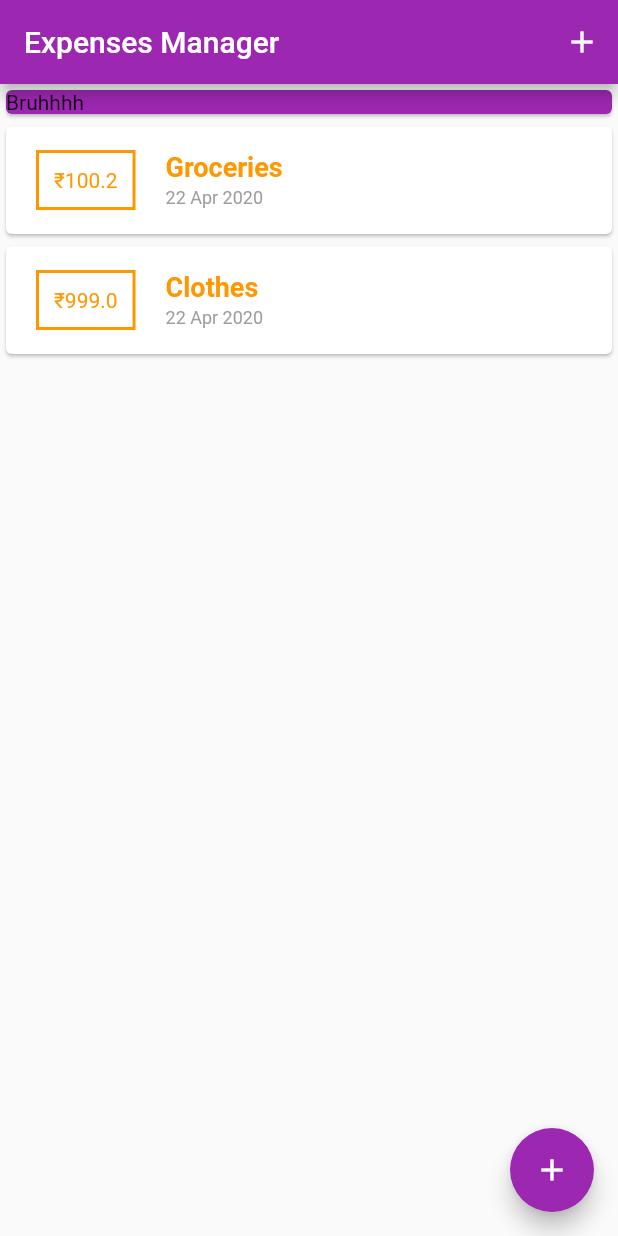
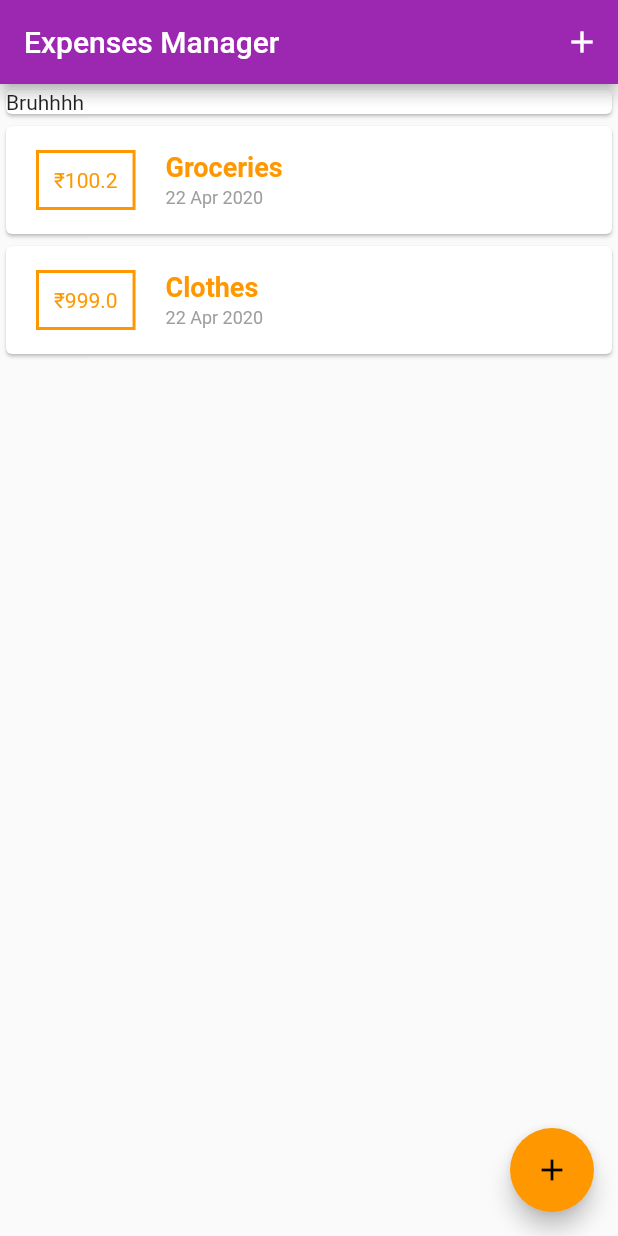
Before and after one commit to shubhamzanwar/learn-flutter, a Flutter app: the screen it shows after launch, on a phone screen of 412 x 824 dp. Run offline on Flutter 3.47's test engine with Material 2 defaults, Android fonts, the phone set to English and light mode, and no system bars.

Commit message:
using themes in the app

```diff
--- a/expensesmanager/lib/app.dart
+++ b/expensesmanager/lib/app.dart
@@ -56,7 +56,6 @@ class _AppState extends State<App> {
     return Scaffold(
       appBar: AppBar(
         title: Text("Expenses Manager"),
-        backgroundColor: Colors.purple,
         actions: <Widget>[
           IconButton(
             icon: Icon(Icons.add),
@@ -69,7 +68,6 @@ class _AppState extends State<App> {
           Container(
             width: double.infinity,
             child: Card(
-              color: Colors.purple,
               child: Text(
                 "Bruhhhh",
                 textDirection: TextDirection.ltr,
@@ -93,7 +91,6 @@ class _AppState extends State<App> {
       floatingActionButton: FloatingActionButton(
         onPressed: () {_showTransactionInputForm(context);},
         child: Icon(Icons.add),
-        backgroundColor: Colors.purple,
       ),
     );
   }
--- a/expensesmanager/lib/main.dart
+++ b/expensesmanager/lib/main.dart
@@ -5,6 +5,10 @@ import './app.dart';
 void main() {
   runApp(
     MaterialApp(
+      theme: ThemeData(
+        primarySwatch: Colors.purple,
+        accentColor: Colors.orange,
+      ),
       home: App(),
     ),
   );
--- a/expensesmanager/lib/widgets/transaction.dart
+++ b/expensesmanager/lib/widgets/transaction.dart
@@ -22,7 +22,7 @@ class Transaction extends StatelessWidget {
               ),
               decoration: BoxDecoration(
                 border: Border.all(
-                  color: Colors.orange,
+                  color: Theme.of(context).accentColor,
                   width: 2,
                 ),
               ),
@@ -30,7 +30,7 @@ class Transaction extends StatelessWidget {
               child: Text(
                 "₹${transaction.amount}",
                 textDirection: TextDirection.ltr,
-                style: TextStyle(color: Colors.orange),
+                style: TextStyle(color: Theme.of(context).accentColor),
               ),
             ),
             Column(
@@ -40,7 +40,7 @@ class Transaction extends StatelessWidget {
                   transaction.text,
                   textDirection: TextDirection.ltr,
                   style: TextStyle(
-                    color: Colors.orange,
+                    color: Theme.of(context).accentColor,
                     fontSize: 18,
                     fontWeight: FontWeight.w600,
                   ),
```
